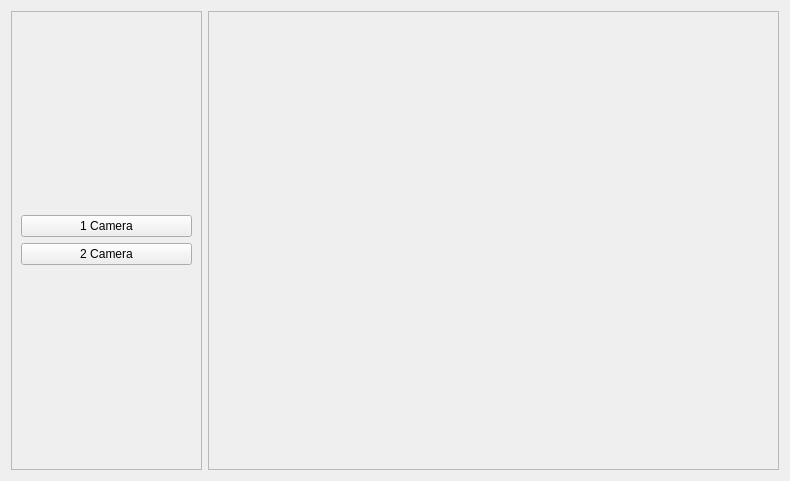
First picture: the form in custom_widgets/camera/Camera.ui, repository elmhadji/AccessController, before the edit.
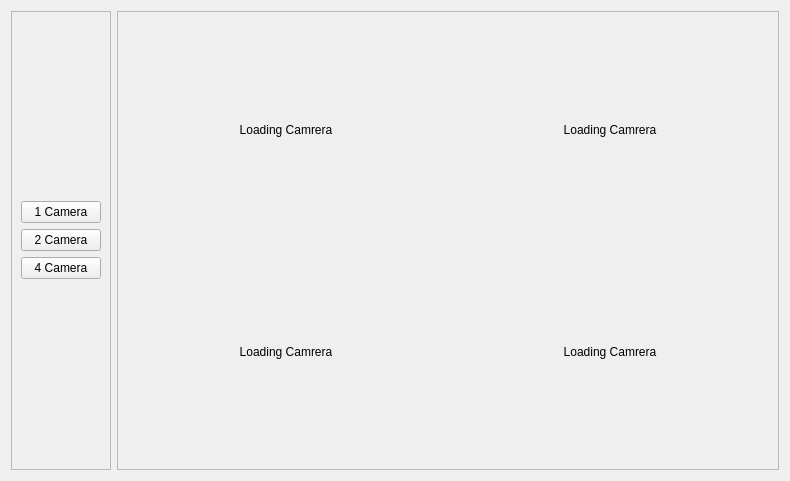
Second picture: the form after the edit.

Diff of the .ui file:
```diff
--- a/custom_widgets/camera/Camera.ui
+++ b/custom_widgets/camera/Camera.ui
@@ -15,7 +15,7 @@
   </property>
   <layout class="QGridLayout" name="gridLayout">
    <item row="0" column="0">
-    <layout class="QHBoxLayout" name="horizontalLayout" stretch="1,3">
+    <layout class="QHBoxLayout" name="horizontalLayout" stretch="0,1">
      <item>
       <widget class="QFrame" name="frame_2">
        <property name="frameShape">
@@ -41,6 +41,13 @@
             </property>
            </widget>
           </item>
+          <item>
+           <widget class="QPushButton" name="fourCamButton">
+            <property name="text">
+             <string>4 Camera</string>
+            </property>
+           </widget>
+          </item>
          </layout>
         </item>
        </layout>
@@ -56,7 +63,72 @@
        </property>
        <layout class="QGridLayout" name="gridLayout_3">
         <item row="0" column="0">
-         <layout class="QGridLayout" name="cameraGrid"/>
+         <layout class="QGridLayout" name="cameraGrid">
+          <item row="0" column="1">
+           <widget class="QLabel" name="label_2">
+            <property name="text">
+             <string>Loading Camrera</string>
+            </property>
+            <property name="textFormat">
+             <enum>Qt::AutoText</enum>
+            </property>
+            <property name="scaledContents">
+             <bool>false</bool>
+            </property>
+            <property name="alignment">
+             <set>Qt::AlignCenter</set>
+            </property>
+           </widget>
+          </item>
+          <item row="0" column="0">
+           <widget class="QLabel" name="label_1">
+            <property name="text">
+             <string>Loading Camrera</string>
+            </property>
+            <property name="textFormat">
+             <enum>Qt::AutoText</enum>
+            </property>
+            <property name="scaledContents">
+             <bool>false</bool>
+            </property>
+            <property name="alignment">
+             <set>Qt::AlignCenter</set>
+            </property>
+           </widget>
+          </item>
+          <item row="1" column="0">
+           <widget class="QLabel" name="label_3">
+            <property name="text">
+             <string>Loading Camrera</string>
+            </property>
+            <property name="textFormat">
+             <enum>Qt::AutoText</enum>
+            </property>
+            <property name="scaledContents">
+             <bool>false</bool>
+            </property>
+            <property name="alignment">
+             <set>Qt::AlignCenter</set>
+            </property>
+           </widget>
+          </item>
+          <item row="1" column="1">
+           <widget class="QLabel" name="label_4">
+            <property name="text">
+             <string>Loading Camrera</string>
+            </property>
+            <property name="textFormat">
+             <enum>Qt::AutoText</enum>
+            </property>
+            <property name="scaledContents">
+             <bool>false</bool>
+            </property>
+            <property name="alignment">
+             <set>Qt::AlignCenter</set>
+            </property>
+           </widget>
+          </item>
+         </layout>
         </item>
        </layout>
       </widget>
```
